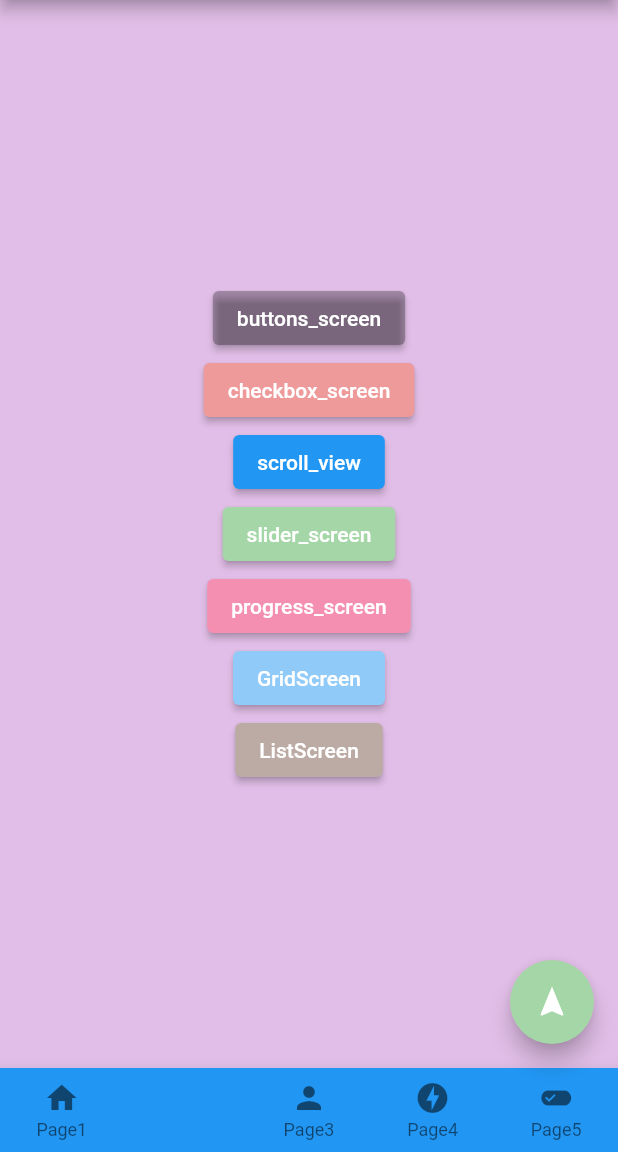
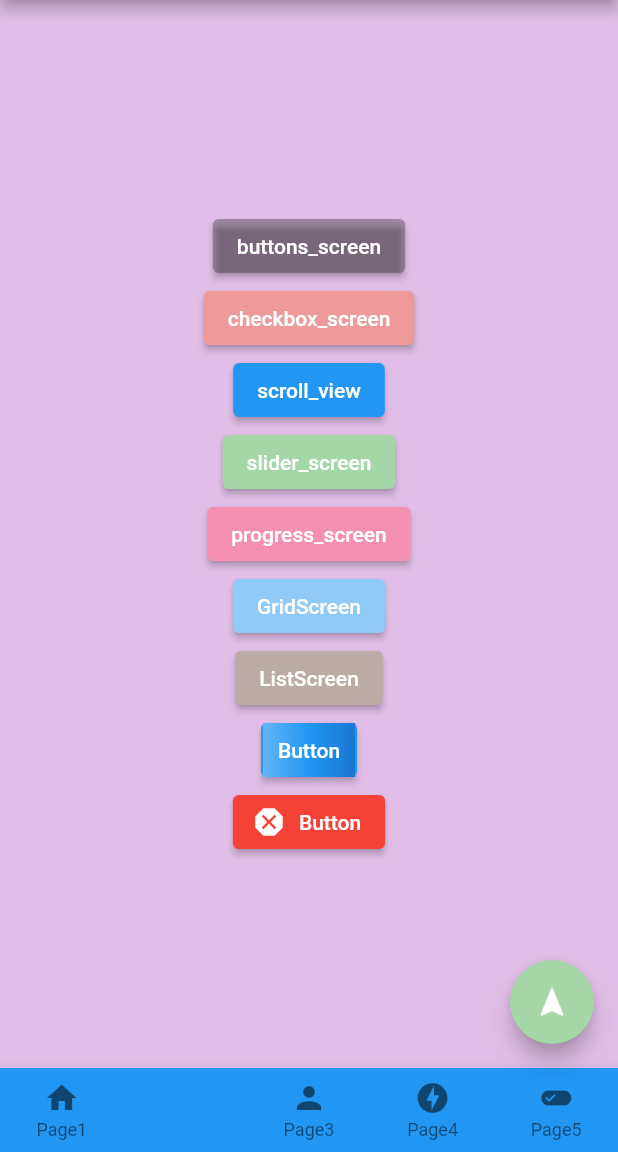
Before and after one commit to ramen2020/flutter_cheat, a Flutter app: the screen it shows after launch, item 2 of the bottom bar chosen, on a phone screen of 412 x 824 dp, the part 84-1236 px from its top. Run offline on Flutter 3.47's test engine with Material 2 defaults, Android fonts, the phone set to English and light mode, and no system bars.

Commit message:
buttonを追加

```diff
--- a/lib/screen/page2_screen.dart
+++ b/lib/screen/page2_screen.dart
@@ -109,6 +109,39 @@ class Page2 extends StatelessWidget {
                           builder: (context) => const ListScreen(),
                         ));
                   }),
+
+              ElevatedButton(
+                child: Container(
+                  decoration: BoxDecoration(
+                    gradient: LinearGradient(
+                      colors: <Color>[
+                        Colors.blue[300],
+                        Colors.blue[500],
+                        Colors.blue[700],
+                      ],
+                    ),
+                  ),
+                  padding: const EdgeInsets.all(10),
+                  child: const Text('Button'),
+                ),
+                style: ElevatedButton.styleFrom(
+                  padding: const EdgeInsets.all(0),
+                ),
+                onPressed: () {},
+              ),
+
+              ElevatedButton.icon(
+                icon: const Icon(
+                  Icons.dangerous,
+                  color: Colors.white,
+                ),
+                label: const Text('Button'),
+                style: ElevatedButton.styleFrom(
+                  primary: Colors.red,
+                  onPrimary: Colors.white,
+                ),
+                onPressed: () {},
+              ),
             ]));
   }
 }
```
